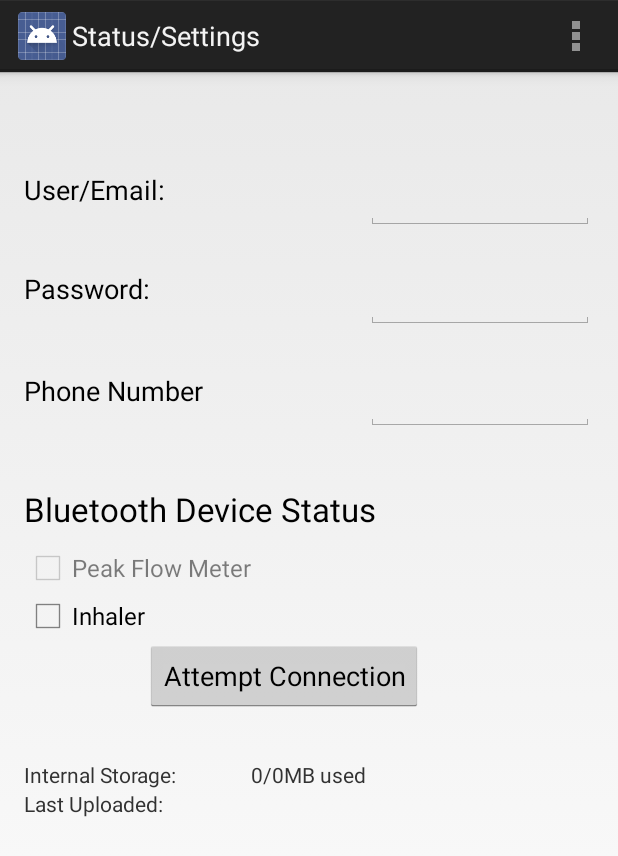
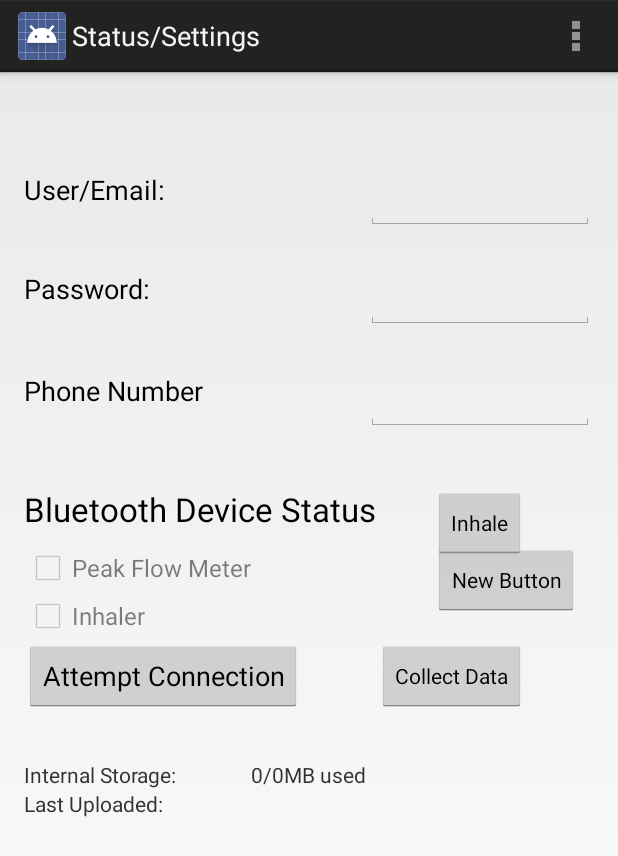
Before and after one commit to sada-narayanappa/SCHAndroid, an Android app: the BluetoothSettings screen opened directly, with no data from a screen before it, on a phone screen of 412 x 824 dp. Shown: the top 856 px of the screen. Run offline under Robolectric (Android 15) with nearby library versions, the phone set to English and light mode, and no system bars.

Commit message:
Added code for Inhaler button
Works but code is messy, currently cleaning the code and combining
functionality into one button and writing file for inhlaer information
per each click

```diff
--- a/SCHAS/SysLib/src/main/java/mymodule/app2/mymodule/app2/SysStrings.java
+++ b/SCHAS/SysLib/src/main/java/mymodule/app2/mymodule/app2/SysStrings.java
@@ -59,10 +59,12 @@ public class SysStrings{
                 location = locationManager.getLastKnownLocation(LocationManager.GPS_PROVIDER);
                 loc = "Fine: \n";
         }
-            loc += "Lat: " + location.getLatitude() + "\nLon: " + location.getLongitude() +
+            /*loc += "Lat: " + location.getLatitude() + "\nLon: " + location.getLongitude() +
                     "\nSpeed: " + location.getSpeed() + "\nAltitude: " + location.getAltitude() +
                     "\nBearing: " + location.getBearing() +
-                    "\nAccuracy:" + location.getAccuracy();
+                    "\nAccuracy:" + location.getAccuracy();*/
+            loc = "" + location.getLatitude() +", " + location.getLongitude() + ", " + location.getSpeed();
+
         }
         else{
             loc = "location: NA";
--- a/SCHAS/app/src/main/java/org/geospaces/schas/Test.java
+++ b/SCHAS/app/src/main/java/org/geospaces/schas/Test.java
@@ -15,7 +15,6 @@ import android.view.Menu;
 import android.view.MenuItem;
 import android.view.View;
 import android.view.WindowManager;
-import android.widget.EditText;
 import android.widget.TextView;
 
 import java.util.List;
--- a/SCHAS/app/src/main/res/layout/activity_bluetooth_settings.xml
+++ b/SCHAS/app/src/main/res/layout/activity_bluetooth_settings.xml
@@ -26,15 +26,16 @@
         android:layout_height="wrap_content"
         android:text="Attempt Connection"
         android:id="@+id/button"
-        android:layout_below="@+id/inhaler"
-        android:layout_toRightOf="@+id/inhaler"
-        android:layout_toEndOf="@+id/inhaler" />
+        android:layout_toEndOf="@+id/inhalercb"
+        android:layout_below="@+id/inhalercb"
+        android:layout_alignParentLeft="true"
+        android:layout_alignParentStart="true" />
 
     <CheckBox
         android:layout_width="wrap_content"
         android:layout_height="wrap_content"
         android:text="Inhaler"
-        android:id="@+id/inhaler"
+        android:id="@+id/inhalercb"
         android:checked="false"
         android:clickable="false"
         android:layout_below="@+id/PeakFlow"
@@ -152,4 +153,34 @@
         android:layout_alignParentLeft="true"
         android:layout_alignParentStart="true"
         android:layout_marginTop="37dp" />
+
+    <Button
+        style="?android:attr/buttonStyleSmall"
+        android:layout_width="wrap_content"
+        android:layout_height="wrap_content"
+        android:text="Collect Data"
+        android:id="@+id/button2"
+        android:layout_alignBottom="@+id/button"
+        android:layout_toRightOf="@+id/textView3"
+        android:layout_toEndOf="@+id/textView3" />
+
+    <Button
+        style="?android:attr/buttonStyleSmall"
+        android:layout_width="wrap_content"
+        android:layout_height="wrap_content"
+        android:text="Inhale"
+        android:id="@+id/inhalerbtn"
+        android:layout_alignTop="@+id/textView3"
+        android:layout_alignRight="@+id/button2"
+        android:layout_alignEnd="@+id/button2" />
+
+    <Button
+        style="?android:attr/buttonStyleSmall"
+        android:layout_width="wrap_content"
+        android:layout_height="wrap_content"
+        android:text="New Button"
+        android:id="@+id/button4"
+        android:layout_alignTop="@+id/PeakFlow"
+        android:layout_alignLeft="@+id/inhalerbtn"
+        android:layout_alignStart="@+id/inhalerbtn" />
 </RelativeLayout>
--- a/SCHAS/app/src/main/res/layout/activity_test.xml
+++ b/SCHAS/app/src/main/res/layout/activity_test.xml
@@ -23,7 +23,7 @@
         android:layout_width="wrap_content"
         android:layout_height="wrap_content"
         android:text="PF/INH"
-        android:id="@+id/button3"
+        android:id="@+id/inhalerbtn"
         android:layout_toEndOf="@+id/button2"
         android:gravity="center"
         android:layout_toStartOf="@+id/buttonClear"
--- a/SCHAS/app/src/main/res/layout/activity_web.xml
+++ b/SCHAS/app/src/main/res/layout/activity_web.xml
@@ -30,7 +30,7 @@
         android:layout_width="wrap_content"
         android:layout_height="wrap_content"
         android:text="Button3"
-        android:id="@+id/button3"
+        android:id="@+id/inhalerbtn"
         android:layout_alignParentBottom="true"
         android:layout_alignParentRight="true"
         android:layout_alignParentEnd="true" />
@@ -39,7 +39,7 @@
         android:layout_width="wrap_content"
         android:layout_height="wrap_content"
         android:id="@+id/webView1"
-        android:layout_alignEnd="@+id/button3"
+        android:layout_alignEnd="@+id/inhalerbtn"
         android:layout_alignParentStart="true"
         android:layout_alignParentTop="true"
         android:layout_above="@+id/button1" />
```
Also changed, not shown: SCHAS/app/src/main/java/org/geospaces/schas/BluetoothSettings.java (+153 -4 lines), SCHAS/app/src/main/java/org/geospaces/schas/PostToServer.java (added, +82 -0 lines).
